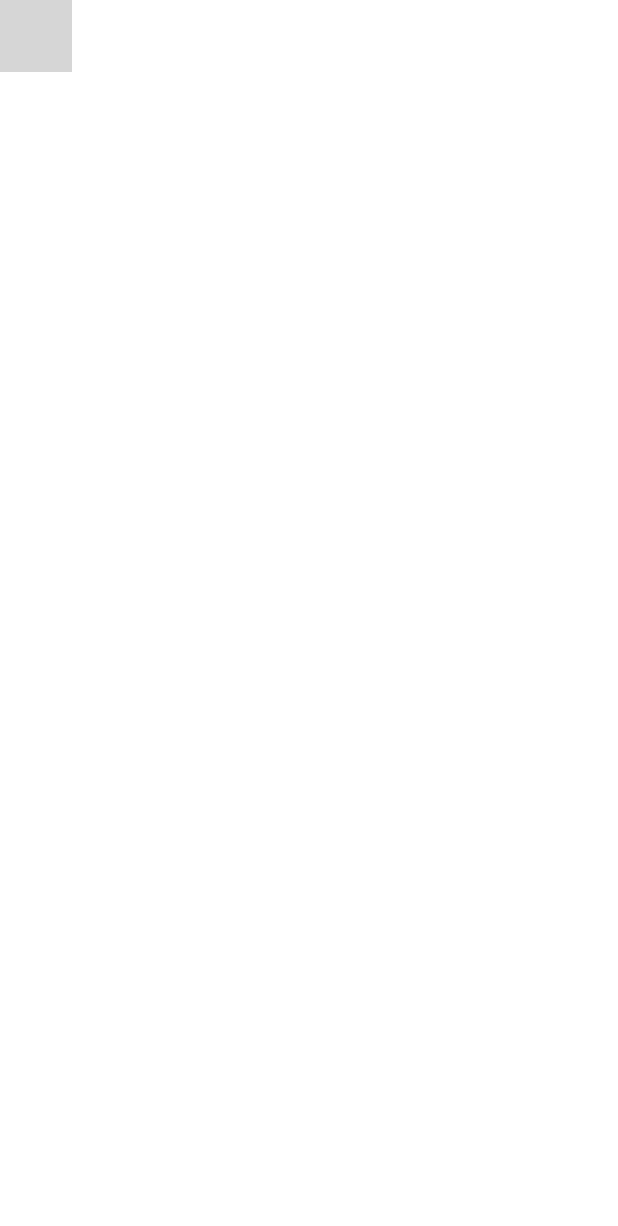
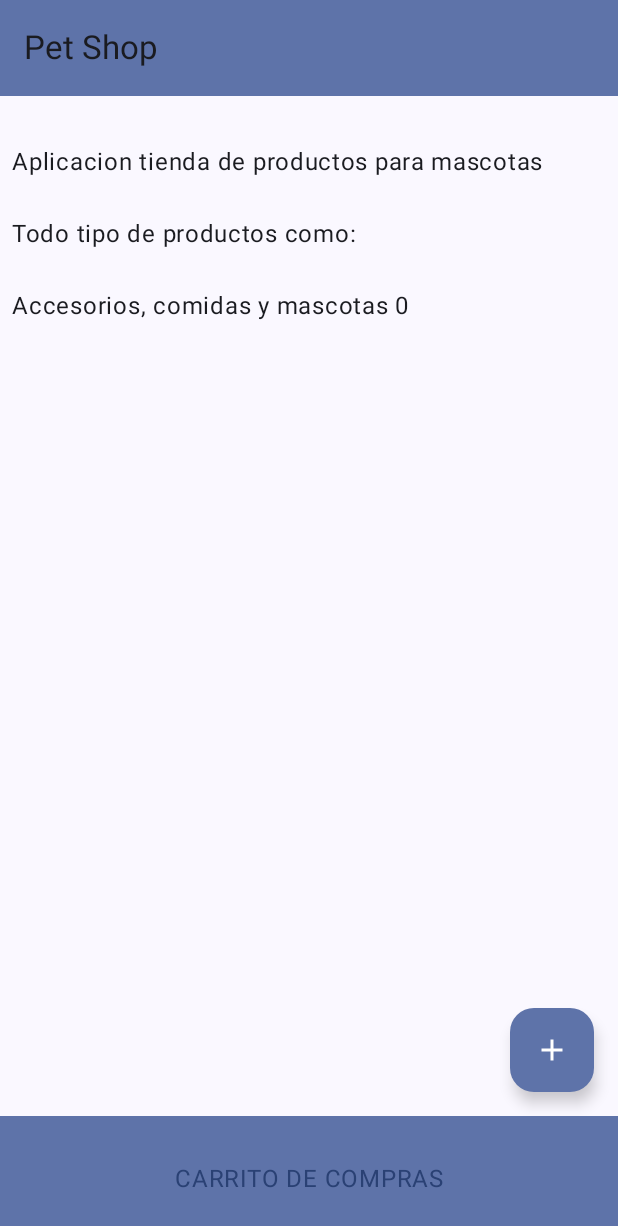
Before and after one commit to JonathanREV2003/Pet_Shop, an Android app built with Jetpack Compose: the @Preview function GreetingPreview2, on a phone screen of 412 x 824 dp. Shown: the top 1226 px of the screen. Run offline under Robolectric (Android 15) with nearby library versions, the phone set to English and light mode, and no system bars; grey boxes are pictures that could not be loaded.

Commit message:
Barra de opciones y segunda pantalla avance con scaffold

```diff
--- /dev/null
+++ b/app/src/main/java/com/example/tiendamascotas/view/ViewPantallaNo2.kt
@@ -0,0 +1,93 @@
+package com.example.tiendamascotas.view
+
+import androidx.compose.foundation.layout.Arrangement
+import androidx.compose.foundation.layout.Column
+import androidx.compose.foundation.layout.fillMaxWidth
+import androidx.compose.foundation.layout.padding
+import androidx.compose.material.icons.Icons
+import androidx.compose.material.icons.filled.Add
+import androidx.compose.material3.BottomAppBar
+import androidx.compose.material3.ExperimentalMaterial3Api
+import androidx.compose.material3.FloatingActionButton
+import androidx.compose.material3.Icon
+import androidx.compose.material3.MaterialTheme
+import androidx.compose.material3.Scaffold
+import androidx.compose.material3.Text
+import androidx.compose.material3.TopAppBar
+import androidx.compose.material3.TopAppBarDefaults
+import androidx.compose.runtime.Composable
+import androidx.compose.runtime.getValue
+import androidx.compose.runtime.mutableIntStateOf
+import androidx.compose.runtime.remember
+import androidx.compose.runtime.setValue
+import androidx.compose.ui.Modifier
+import androidx.compose.ui.text.style.TextAlign
+import androidx.compose.ui.tooling.preview.Preview
+import androidx.compose.ui.unit.dp
+import com.example.tiendamascotas.ui.theme.TiendaMascotasTheme
+
+@OptIn(ExperimentalMaterial3Api::class)
+@Composable
+fun ScaffolPrincipal2() {
+
+    var presses by remember { mutableIntStateOf(0) }
+
+    Scaffold(
+
+        topBar = {
+            TopAppBar(
+                colors = TopAppBarDefaults.centerAlignedTopAppBarColors(
+                    containerColor = MaterialTheme.colorScheme.primaryContainer
+                ),
+                title = {
+                    Text("Pet Shop")
+                }
+            )
+        },
+        bottomBar = {
+            BottomAppBar(
+                containerColor = MaterialTheme.colorScheme.primaryContainer,
+                contentColor = MaterialTheme.colorScheme.primary,
+            ) {
+                Text(
+                    modifier = Modifier
+                        .fillMaxWidth(),
+                    textAlign = TextAlign.Center,
+                    text = "CARRITO DE COMPRAS",
+                )
+            }
+        },
+        floatingActionButton = {
+            FloatingActionButton(onClick = { presses++ }) {
+                Icon(Icons.Default.Add, contentDescription = "Add")
+            }
+        }
+    ) { innerPadding ->
+        Column(
+            modifier = Modifier
+                .padding(innerPadding),
+            verticalArrangement = Arrangement.spacedBy(16.dp),
+        ) {
+            Text(
+                modifier = Modifier.padding(8.dp),
+                text =
+                """
+
+                    Aplicacion tienda de productos para mascotas
+
+                    Todo tipo de productos como:
+
+                    Accesorios, comidas y mascotas $presses
+                """.trimIndent(),
+            )
+        }
+    }
+}
+
+@Preview
+@Composable
+fun GreetingPreview2() {
+    TiendaMascotasTheme {
+        ScaffolPrincipal2()
+    }
+}
--- /dev/null
+++ b/app/src/main/res/values/dimens.xml
@@ -0,0 +1,5 @@
+<resources>
+    <!-- Default screen margins, per the Android Design guidelines. -->
+    <dimen name="activity_horizontal_margin">16dp</dimen>
+    <dimen name="activity_vertical_margin">16dp</dimen>
+</resources>
--- a/app/src/main/res/values/strings.xml
+++ b/app/src/main/res/values/strings.xml
@@ -2,4 +2,8 @@
     <string name="app_name">Tienda mascotas</string>
     <string name="title_activity_pantalla_no2">PantallaNo2</string>
     <string name="title_activity_pantalla_principal2">PantallaPrincipal2</string>
+    <string name="title_activity_pantalla_icono">PantallaIcono</string>
+    <string name="title_home">Home</string>
+    <string name="title_dashboard">Dashboard</string>
+    <string name="title_notifications">Notifications</string>
 </resources>
```
Also changed, not shown: app/build.gradle.kts (+12 -0 lines), app/src/main/AndroidManifest.xml (+7 -3 lines), app/src/main/java/com/example/tiendamascotas/PantallaNo2.kt (+6 -37 lines).
